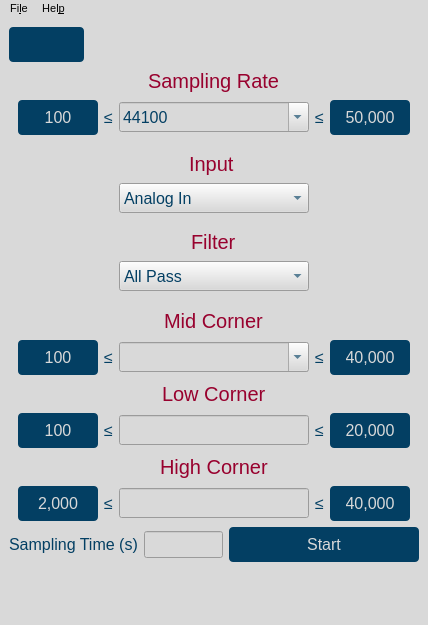
wyattduber/CyDAQ, file gui/qtdesigner/BasicOperation.ui: the form before one commit.
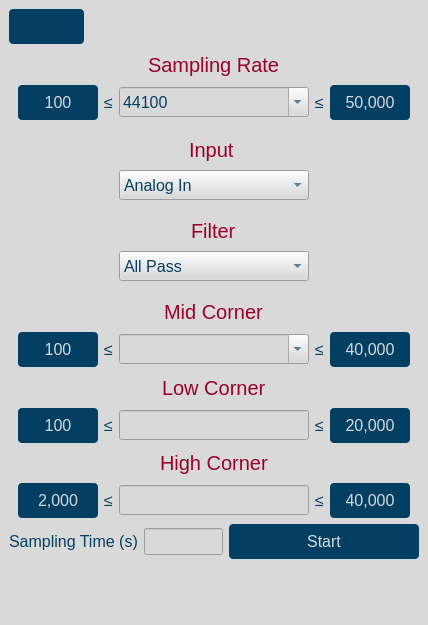
The form after the commit. Icons and pictures are not drawn.

Patch:
```diff
--- a/gui/qtdesigner/BasicOperation.ui
+++ b/gui/qtdesigner/BasicOperation.ui
@@ -82,6 +82,12 @@
     </item>
     <item alignment="Qt::AlignHCenter">
      <widget class="QLabel" name="sampling_rate_label">
+      <property name="maximumSize">
+       <size>
+        <width>16777215</width>
+        <height>50</height>
+       </size>
+      </property>
       <property name="text">
        <string>Sampling Rate</string>
       </property>
@@ -541,6 +547,12 @@
     </item>
     <item alignment="Qt::AlignHCenter">
      <widget class="QLabel" name="low_corner_label">
+      <property name="maximumSize">
+       <size>
+        <width>16777215</width>
+        <height>50</height>
+       </size>
+      </property>
       <property name="text">
        <string>Low Corner</string>
       </property>
@@ -634,6 +646,12 @@
     </item>
     <item alignment="Qt::AlignHCenter">
      <widget class="QLabel" name="high_corner_label">
+      <property name="maximumSize">
+       <size>
+        <width>16777215</width>
+        <height>50</height>
+       </size>
+      </property>
       <property name="text">
        <string>High Corner</string>
       </property>
@@ -761,36 +779,6 @@
     </item>
    </layout>
   </widget>
-  <widget class="QMenuBar" name="menubar">
-   <property name="geometry">
-    <rect>
-     <x>0</x>
-     <y>0</y>
-     <width>428</width>
-     <height>19</height>
-    </rect>
-   </property>
-   <property name="font">
-    <font>
-     <pointsize>8</pointsize>
-    </font>
-   </property>
-   <widget class="QMenu" name="menuFile">
-    <property name="title">
-     <string>Fi&amp;le</string>
-    </property>
-    <addaction name="actionRestart"/>
-    <addaction name="actionQuit"/>
-   </widget>
-   <widget class="QMenu" name="menuHelp">
-    <property name="title">
-     <string>Hel&amp;p</string>
-    </property>
-    <addaction name="actionPing_CyDAQ"/>
-   </widget>
-   <addaction name="menuFile"/>
-   <addaction name="menuHelp"/>
-  </widget>
   <widget class="QStatusBar" name="statusbar"/>
   <action name="actionRestart">
    <property name="text">
```
